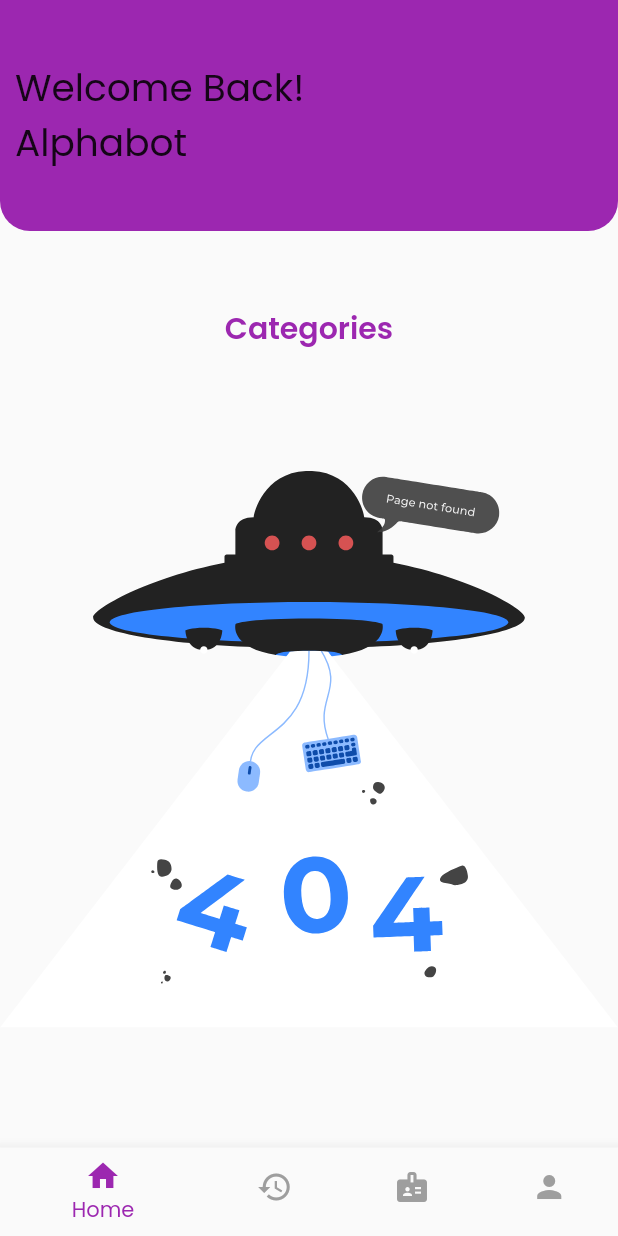
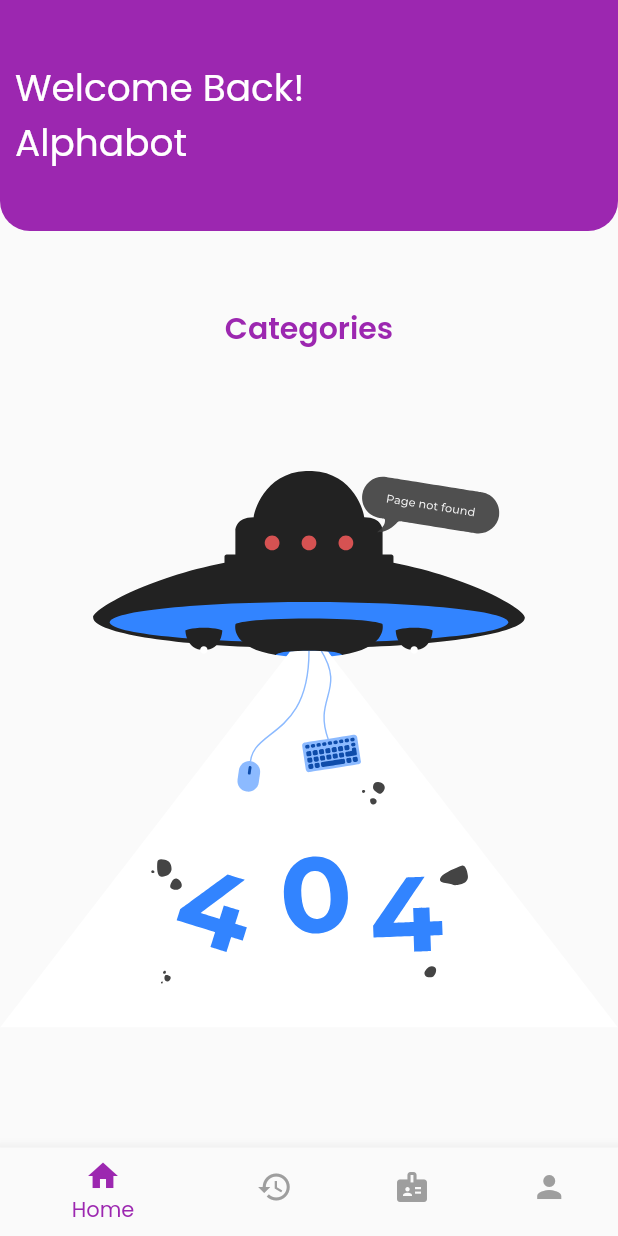
Before and after one commit to BabishShrestha/quiz_app, a Flutter app: the screen it shows after launch, on a phone screen of 412 x 824 dp. Run offline on Flutter 3.47's test engine with Material 2 defaults, Android fonts, the light colour scheme and no system bars; drawn by our look-alikes of lottie; our stand-ins replace flutter_riverpod, font_awesome_flutter, html_unescape, shared_preferences; network calls fail.

Commit message:
modified welcome_card.dart style

```diff
--- a/lib/presentation/widgets/welcome_card.dart
+++ b/lib/presentation/widgets/welcome_card.dart
@@ -1,4 +1,5 @@
 import 'package:flutter/material.dart';
+import 'package:quiz_app/constants.dart';
 
 class WelcomeCard extends StatelessWidget {
   const WelcomeCard({
@@ -24,11 +25,11 @@ class WelcomeCard extends StatelessWidget {
           ),
           Text(
             'Welcome Back!',
-            style: TextStyle(fontSize: 25),
+            style: kHomeTextStyle,
           ),
           Text(
             'Alphabot',
-            style: TextStyle(fontSize: 25),
+            style: kHomeTextStyle,
           ),
           SizedBox(
             height: 30,
```
